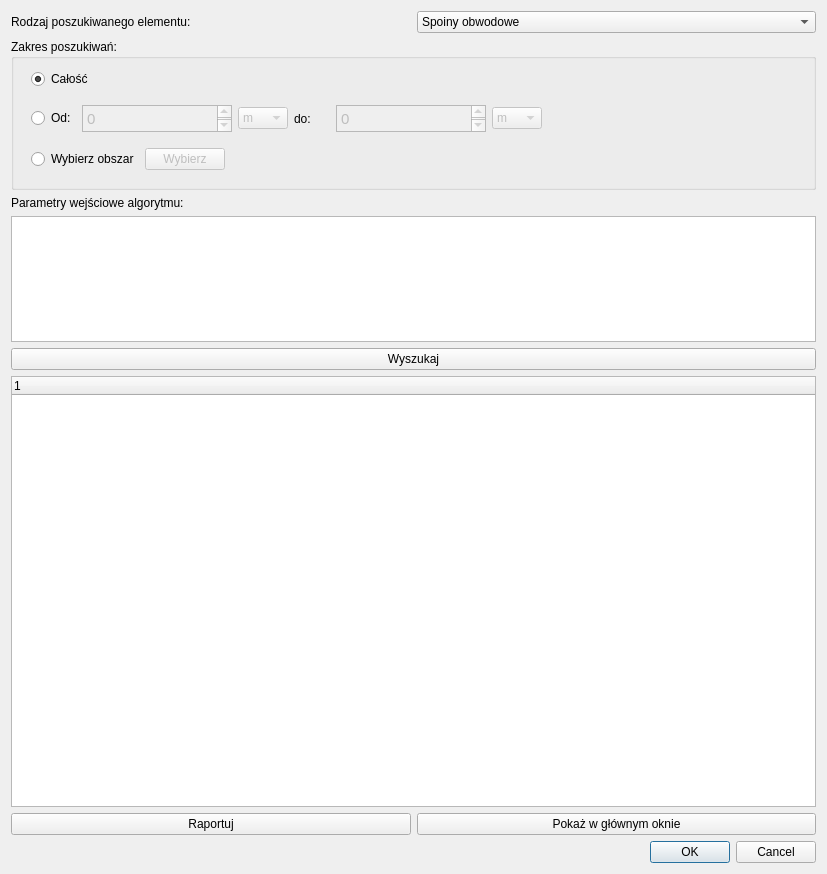
First picture: the form in AutoDetectWindow.ui, repository ukito-pl/UltraSoundScanViewer, before the edit.
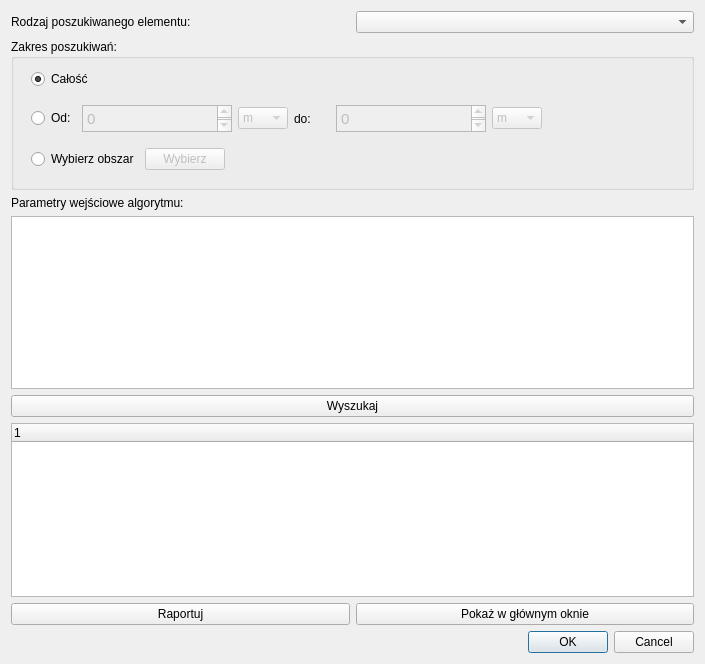
Second picture: the form after the edit.

What changed in the file:
```diff
--- a/AutoDetectWindow.ui
+++ b/AutoDetectWindow.ui
@@ -6,8 +6,8 @@
    <rect>
     <x>0</x>
     <y>0</y>
-    <width>827</width>
-    <height>874</height>
+    <width>705</width>
+    <height>664</height>
    </rect>
   </property>
   <property name="windowTitle">
@@ -25,6 +25,9 @@
      </item>
      <item>
       <widget class="QComboBox" name="comboBox_element">
+       <property name="currentIndex">
+        <number>-1</number>
+       </property>
        <item>
         <property name="text">
          <string>Spoiny obwodowe</string>
@@ -266,10 +269,16 @@
    </item>
    <item>
     <widget class="QTableWidget" name="tableWidget">
+     <property name="minimumSize">
+      <size>
+       <width>0</width>
+       <height>0</height>
+      </size>
+     </property>
      <property name="maximumSize">
       <size>
        <width>16777215</width>
-       <height>126</height>
+       <height>16777215</height>
       </size>
      </property>
      <attribute name="horizontalHeaderVisible">
@@ -291,6 +300,12 @@
    </item>
    <item>
     <widget class="QTreeWidget" name="treeWidget">
+     <property name="minimumSize">
+      <size>
+       <width>0</width>
+       <height>0</height>
+      </size>
+     </property>
      <column>
       <property name="text">
        <string notr="true">1</string>
```
